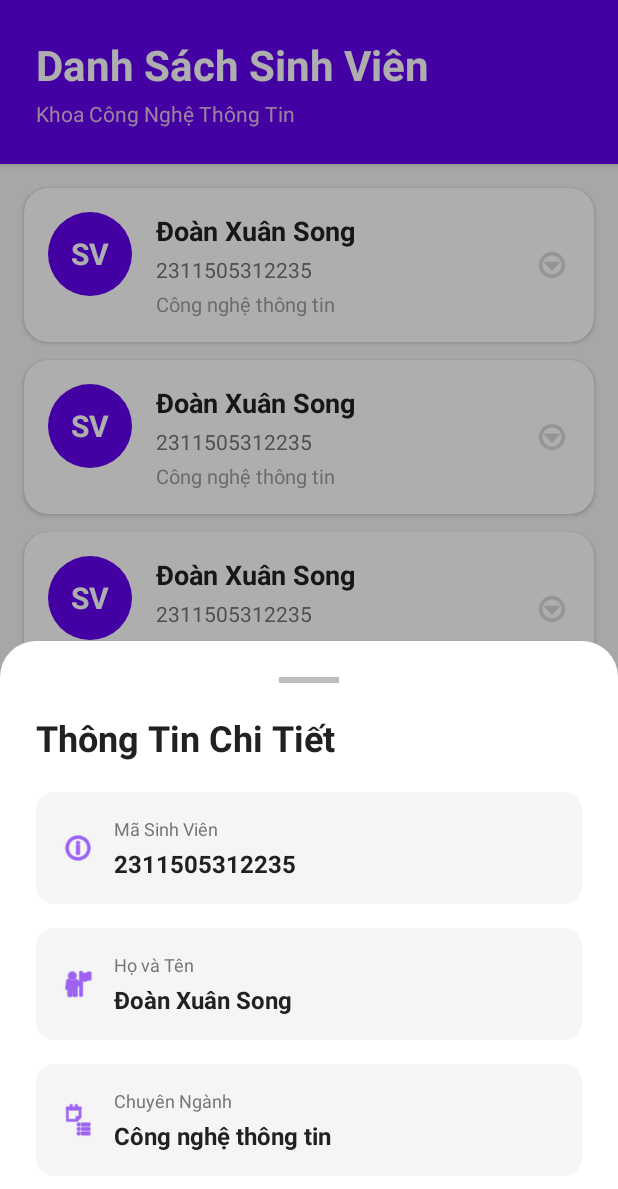
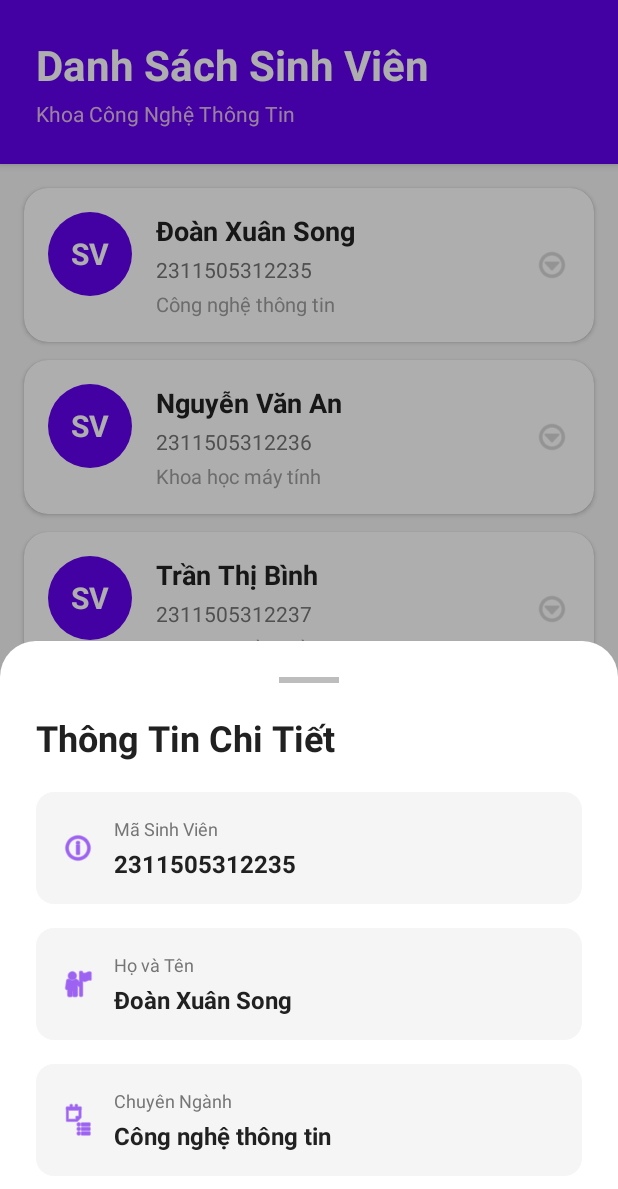
Before and after one commit to Song1611/BTRecyclerView, an Android app: the screen it shows after launch (MainActivity), after a tap on "SV", on a phone screen of 412 x 824 dp. Shown: the top 1189 px of the screen. Run offline under Robolectric (Android 15) with nearby library versions, the phone set to English and light mode, and no system bars.

Commit message:
done create Student class and fix MyAdapter.java, MainActivity.java

```diff
--- a/app/src/main/java/com/example/myapplication/MainActivity.java
+++ b/app/src/main/java/com/example/myapplication/MainActivity.java
@@ -3,23 +3,15 @@ package com.example.myapplication;
 import android.os.Bundle;
 import android.view.View;
 import android.widget.TextView;
-
-import androidx.activity.EdgeToEdge;
 import androidx.appcompat.app.AppCompatActivity;
-import androidx.core.graphics.Insets;
-import androidx.core.view.ViewCompat;
-import androidx.core.view.WindowInsetsCompat;
 import androidx.recyclerview.widget.LinearLayoutManager;
 import androidx.recyclerview.widget.RecyclerView;
-
 import com.google.android.material.bottomsheet.BottomSheetDialog;
-
 import java.util.ArrayList;
 
 public class MainActivity extends AppCompatActivity {
-
     RecyclerView recyclerView;
-    ArrayList<String> items;
+    ArrayList<Student> students;
     MyAdapter adapter;
 
     @Override
@@ -28,25 +20,46 @@ public class MainActivity extends AppCompatActivity {
         setContentView(R.layout.activity_main);
 
         recyclerView = findViewById(R.id.recyclerView);
-        items = new ArrayList<>();
+        students = new ArrayList<>();
 
-        // Example data
-        for (int i = 1; i <= 20; i++) {
-            items.add("Item số " + i);
-        }
+        // Danh sách sinh viên
+        students.add(new Student("2311505312235", "Đoàn Xuân Song", "Công nghệ thông tin"));
+        students.add(new Student("2311505312236", "Nguyễn Văn An", "Khoa học máy tính"));
+        students.add(new Student("2311505312237", "Trần Thị Bình", "Kỹ thuật phần mềm"));
+        students.add(new Student("2311505312238", "Lê Hoàng Cường", "Hệ thống thông tin"));
+        students.add(new Student("2311505312239", "Phạm Thu Duyên", "Trí tuệ nhân tạo"));
+        students.add(new Student("2311505312240", "Hoàng Minh Đức", "An toàn thông tin"));
+        students.add(new Student("2311505312241", "Võ Thị Giang", "Công nghệ thông tin"));
+        students.add(new Student("2311505312242", "Đặng Văn Hùng", "Khoa học dữ liệu"));
+        students.add(new Student("2311505312243", "Bùi Thị Hương", "Kỹ thuật phần mềm"));
+        students.add(new Student("2311505312244", "Ngô Văn Khánh", "Mạng máy tính"));
+        students.add(new Student("2311505312245", "Trương Thị Lan", "Công nghệ thông tin"));
+        students.add(new Student("2311505312246", "Phan Văn Minh", "Hệ thống thông tin"));
+        students.add(new Student("2311505312247", "Dương Thị Nga", "Trí tuệ nhân tạo"));
+        students.add(new Student("2311505312248", "Lý Văn Phong", "An toàn thông tin"));
+        students.add(new Student("2311505312249", "Đinh Thị Quỳnh", "Khoa học máy tính"));
+        students.add(new Student("2311505312250", "Vũ Văn Sơn", "Kỹ thuật phần mềm"));
+        students.add(new Student("2311505312251", "Mai Thị Trang", "Công nghệ thông tin"));
+        students.add(new Student("2311505312252", "Hồ Văn Tú", "Khoa học dữ liệu"));
+        students.add(new Student("2311505312253", "Cao Thị Uyên", "Mạng máy tính"));
+        students.add(new Student("2311505312254", "Lưu Văn Vinh", "Hệ thống thông tin"));
 
-        adapter = new MyAdapter(items, this::showBottomPopup);
-
+        adapter = new MyAdapter(students, this::showBottomPopup);
         recyclerView.setLayoutManager(new LinearLayoutManager(this));
         recyclerView.setAdapter(adapter);
     }
 
-    private void showBottomPopup(String item) {
+    private void showBottomPopup(Student student) {
         BottomSheetDialog bottomSheetDialog = new BottomSheetDialog(this);
         View view = getLayoutInflater().inflate(R.layout.bottom_popup, null);
 
-        TextView txtDetail = view.findViewById(R.id.txtDetail);
-        txtDetail.setText(item);
+        TextView txtStudentId = view.findViewById(R.id.txtStudentId);
+        TextView txtStudentName = view.findViewById(R.id.txtStudentName);
+        TextView txtStudentMajor = view.findViewById(R.id.txtStudentMajor);
+
+        txtStudentId.setText(student.getId());
+        txtStudentName.setText(student.getName());
+        txtStudentMajor.setText(student.getMajor());
 
         bottomSheetDialog.setContentView(view);
         bottomSheetDialog.show();
--- a/app/src/main/java/com/example/myapplication/MyAdapter.java
+++ b/app/src/main/java/com/example/myapplication/MyAdapter.java
@@ -4,22 +4,20 @@ import android.view.LayoutInflater;
 import android.view.View;
 import android.view.ViewGroup;
 import android.widget.TextView;
-
 import androidx.annotation.NonNull;
 import androidx.recyclerview.widget.RecyclerView;
-
 import java.util.ArrayList;
 
 public class MyAdapter extends RecyclerView.Adapter<MyAdapter.MyViewHolder> {
 
-    private ArrayList<String> list;
+    private ArrayList<Student> list;
     private OnItemClickListener listener;
 
     public interface OnItemClickListener {
-        void onItemClick(String item);
+        void onItemClick(Student student);
     }
 
-    public MyAdapter(ArrayList<String> list, OnItemClickListener listener) {
+    public MyAdapter(ArrayList<Student> list, OnItemClickListener listener) {
         this.list = list;
         this.listener = listener;
     }
@@ -34,10 +32,12 @@ public class MyAdapter extends RecyclerView.Adapter<MyAdapter.MyViewHolder> {
 
     @Override
     public void onBindViewHolder(@NonNull MyViewHolder holder, int position) {
-        String item = list.get(position);
-        holder.txtTitle.setText(item);
+        Student student = list.get(position);
+        holder.txtStudentId.setText(student.getId());
+        holder.txtStudentName.setText(student.getName());
+        holder.txtStudentMajor.setText(student.getMajor());
 
-        holder.itemView.setOnClickListener(v -> listener.onItemClick(item));
+        holder.itemView.setOnClickListener(v -> listener.onItemClick(student));
     }
 
     @Override
@@ -46,11 +46,15 @@ public class MyAdapter extends RecyclerView.Adapter<MyAdapter.MyViewHolder> {
     }
 
     public static class MyViewHolder extends RecyclerView.ViewHolder {
-        TextView txtTitle;
+        TextView txtStudentId;
+        TextView txtStudentName;
+        TextView txtStudentMajor;
 
         public MyViewHolder(@NonNull View itemView) {
             super(itemView);
-            txtTitle = itemView.findViewById(R.id.txtTitle);
+            txtStudentId = itemView.findViewById(R.id.txtStudentId);
+            txtStudentName = itemView.findViewById(R.id.txtStudentName);
+            txtStudentMajor = itemView.findViewById(R.id.txtStudentMajor);
         }
     }
 }
--- /dev/null
+++ b/app/src/main/java/com/example/myapplication/Student.java
@@ -0,0 +1,29 @@
+package com.example.myapplication;
+
+public class Student {
+    private String id;
+    private String name;
+    private String major;
+
+    public Student(String id, String name, String major) {
+        this.id = id;
+        this.name = name;
+        this.major = major;
+    }
+
+    public String getId() {
+        return id;
+    }
+
+    public String getName() {
+        return name;
+    }
+
+    public String getMajor() {
+        return major;
+    }
+
+    public String getFullInfo() {
+        return id + " - " + name + "\n" + major;
+    }
+}
```
